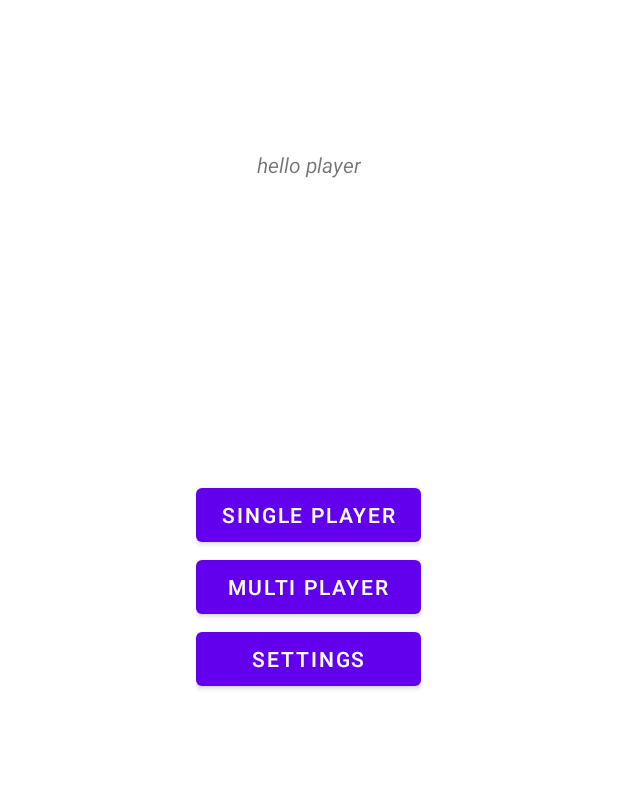
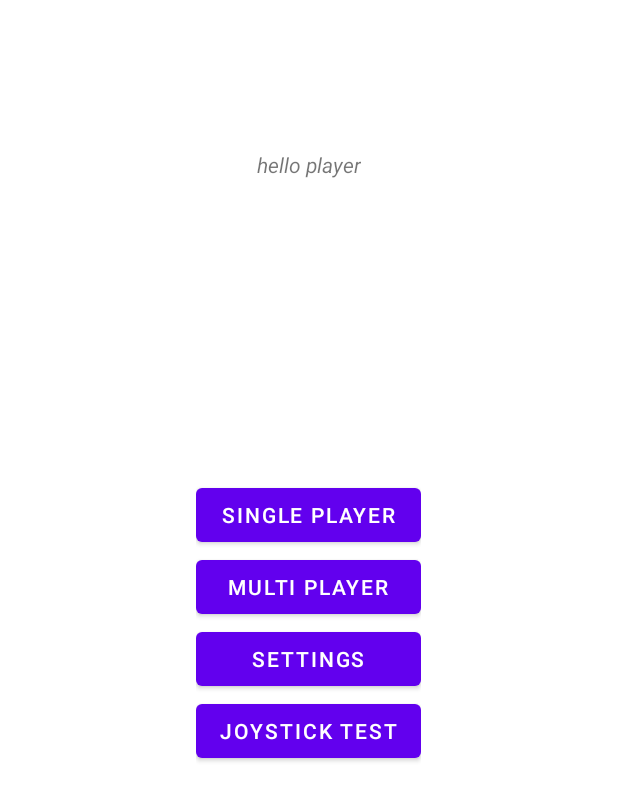
Before and after one commit to YehudaKl/TopDownShooter0.1, an Android app: the layout main_menu_activity.xml on its own in the app's theme, with its tools: preview values and no code run, on a phone screen of 412 x 824 dp. Shown: the top 801 px of the screen. Run offline under Robolectric (Android 15) with nearby library versions, the phone set to English and light mode, and no system bars.

```diff
--- a/app/src/main/res/layout/main_menu_activity.xml
+++ b/app/src/main/res/layout/main_menu_activity.xml
@@ -55,6 +55,13 @@
             android:text="Settings"
 
             />
+        <Button android:id="@+id/btn_joystickTest"
+            android:layout_width="wrap_content"
+            android:layout_height="wrap_content"
+            android:text="joystick Test"
+            />
+
+
 
 
     </LinearLayout>
```
Also changed, not shown: app/src/main/AndroidManifest.xml (+8 -1 lines), app/src/main/java/com/example/TopDownShooter/classes/activities/JoystickTestActivity.java (added, +26 -0 lines), app/src/main/java/com/example/TopDownShooter/classes/activities/MainMenuActivity.java (+11 -0 lines).
